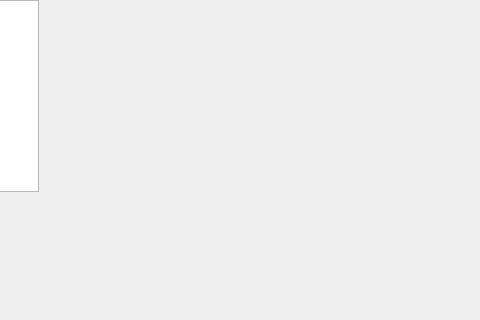
First picture: the form in AttackUniversity/nivel1.ui, repository juan154850/Juego-info-2-Attack-University-, before the edit; both pictures show x 217 to 697 and y 0 to 320 of the 800 by 600 pixel window.
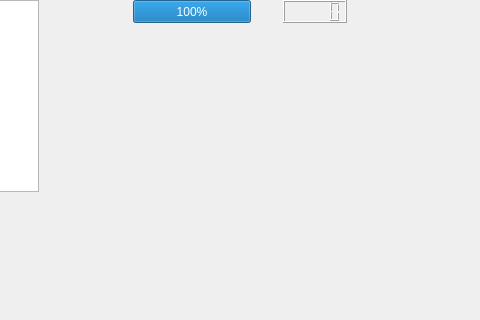
Second picture: the form after the edit.

```diff
--- a/AttackUniversity/nivel1.ui
+++ b/AttackUniversity/nivel1.ui
@@ -66,6 +66,29 @@
 font: 36pt &quot;MS Shell Dlg 2&quot;;</string>
    </property>
   </widget>
+  <widget class="QProgressBar" name="progressBar">
+   <property name="geometry">
+    <rect>
+     <x>350</x>
+     <y>0</y>
+     <width>118</width>
+     <height>23</height>
+    </rect>
+   </property>
+   <property name="value">
+    <number>100</number>
+   </property>
+  </widget>
+  <widget class="QLCDNumber" name="lcdNumber_3">
+   <property name="geometry">
+    <rect>
+     <x>500</x>
+     <y>0</y>
+     <width>64</width>
+     <height>23</height>
+    </rect>
+   </property>
+  </widget>
  </widget>
  <resources/>
  <connections/>
```
